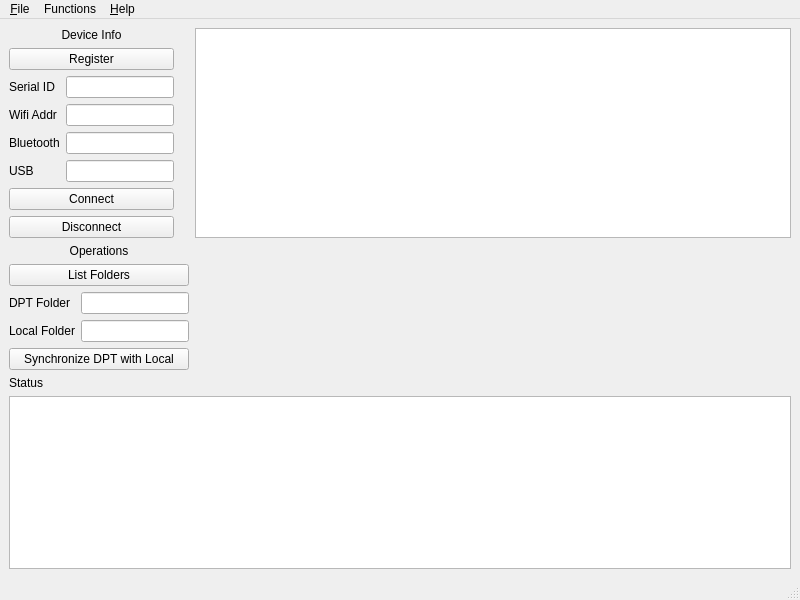
Before: the Qt Designer form ui/MainWindow.ui in weilunhuang-jhu/dptAPP, drawn with Qt 5.
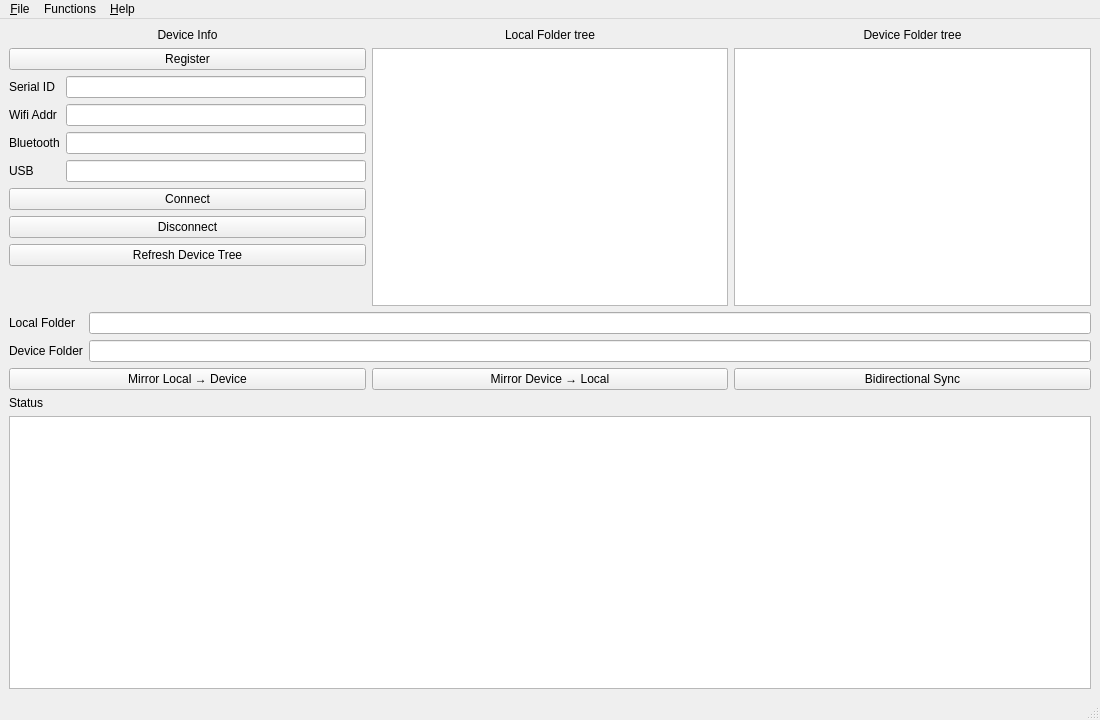
After: the same form once the commit is applied.

Commit message:
Refactor sync into planning/service modules and refresh GUI/docs.
Extract Local↔Device and Zotero mirror flows, add Help/app-config loading,
device delete, background Zotero tree fetch, and unit tests; update README
and UI screenshots.

Patch:
```diff
--- a/ui/MainWindow.ui
+++ b/ui/MainWindow.ui
@@ -6,17 +6,19 @@
    <rect>
     <x>0</x>
     <y>0</y>
-    <width>800</width>
-    <height>600</height>
+    <width>1100</width>
+    <height>720</height>
    </rect>
   </property>
   <property name="windowTitle">
    <string>DPT APP</string>
   </property>
   <widget class="QWidget" name="centralwidget">
-   <layout class="QFormLayout" name="formLayout_3">
-    <item row="0" column="0">
-     <layout class="QVBoxLayout" name="verticalLayout">
+   <layout class="QVBoxLayout" name="verticalLayout_main">
+    <item>
+     <layout class="QHBoxLayout" name="horizontalLayout_top">
+      <item>
+       <layout class="QVBoxLayout" name="verticalLayout_device">
       <item>
        <widget class="QLabel" name="label">
         <property name="text">
@@ -92,71 +94,121 @@
         </property>
        </widget>
       </item>
-     </layout>
-    </item>
-    <item row="0" column="1">
-     <widget class="QTreeView" name="treeView"/>
-    </item>
-    <item row="1" column="0">
-     <layout class="QVBoxLayout" name="verticalLayout_2">
-      <item>
-       <widget class="QLabel" name="label_6">
-        <property name="text">
-         <string>Operations</string>
-        </property>
-        <property name="alignment">
-         <set>Qt::AlignCenter</set>
-        </property>
-       </widget>
-      </item>
       <item>
        <widget class="QPushButton" name="pushButton_listFolders">
         <property name="text">
-         <string>List Folders</string>
+           <string>Refresh Device Tree</string>
         </property>
        </widget>
       </item>
       <item>
-       <layout class="QFormLayout" name="formLayout_2">
+         <spacer name="verticalSpacer_device">
+          <property name="orientation">
+           <enum>Qt::Vertical</enum>
+          </property>
+          <property name="sizeHint" stdset="0">
+           <size>
+            <width>20</width>
+            <height>40</height>
+           </size>
+          </property>
+         </spacer>
+        </item>
+       </layout>
+      </item>
+      <item>
+       <layout class="QVBoxLayout" name="verticalLayout_local_tree">
+        <item>
+         <widget class="QLabel" name="label_local_tree">
+          <property name="text">
+           <string>Local Folder tree</string>
+          </property>
+          <property name="alignment">
+           <set>Qt::AlignCenter</set>
+          </property>
+         </widget>
+        </item>
+        <item>
+         <widget class="QTreeView" name="treeView"/>
+        </item>
+       </layout>
+      </item>
+      <item>
+       <layout class="QVBoxLayout" name="verticalLayout_device_tree">
+        <item>
+         <widget class="QLabel" name="label_device_tree">
+          <property name="text">
+           <string>Device Folder tree</string>
+          </property>
+          <property name="alignment">
+           <set>Qt::AlignCenter</set>
+          </property>
+         </widget>
+        </item>
+        <item>
+         <widget class="QTreeView" name="treeView_device"/>
+        </item>
+       </layout>
+      </item>
+     </layout>
+    </item>
+    <item>
+     <layout class="QFormLayout" name="formLayout_sync">
         <item row="0" column="0">
-         <widget class="QLabel" name="syncFolderLabel">
-          <property name="text">
-           <string>DPT Folder</string>
-          </property>
-         </widget>
-        </item>
-        <item row="0" column="1">
-         <widget class="QLineEdit" name="lineEdit_syncFolderDPT"/>
-        </item>
-        <item row="1" column="0">
          <widget class="QLabel" name="syncFolderLabel_2">
           <property name="text">
            <string>Local Folder</string>
           </property>
          </widget>
         </item>
-        <item row="1" column="1">
+      <item row="0" column="1">
          <widget class="QLineEdit" name="lineEdit_syncFolderLocal"/>
         </item>
-       </layout>
+      <item row="1" column="0">
+       <widget class="QLabel" name="syncFolderLabel">
+        <property name="text">
+         <string>Device Folder</string>
+        </property>
+       </widget>
+      </item>
+      <item row="1" column="1">
+       <widget class="QLineEdit" name="lineEdit_syncFolderDPT"/>
+      </item>
+     </layout>
+    </item>
+    <item>
+     <layout class="QHBoxLayout" name="horizontalLayout_sync_buttons">
+      <item>
+       <widget class="QPushButton" name="pushButton_mirrorLocalToDevice">
+        <property name="text">
+         <string>Mirror Local → Device</string>
+        </property>
+       </widget>
+      </item>
+      <item>
+       <widget class="QPushButton" name="pushButton_mirrorDeviceToLocal">
+        <property name="text">
+         <string>Mirror Device → Local</string>
+        </property>
+       </widget>
       </item>
       <item>
        <widget class="QPushButton" name="pushButton_sync">
         <property name="text">
-         <string>Synchronize DPT with Local</string>
+         <string>Bidirectional Sync</string>
         </property>
        </widget>
       </item>
      </layout>
     </item>
-    <item row="2" column="0">
+    <item>
      <widget class="QLabel" name="label_7">
       <property name="text">
        <string>Status</string>
       </property>
      </widget>
     </item>
-    <item row="3" column="0" colspan="2">
+    <item>
      <widget class="QTextBrowser" name="textBrowser"/>
     </item>
    </layout>
@@ -166,7 +218,7 @@
     <rect>
      <x>0</x>
      <y>0</y>
-     <width>800</width>
+     <width>1100</width>
      <height>22</height>
     </rect>
    </property>
```
Left out of the diff: 6 changed lines with no effect on the pictures. Lines whose indentation alone changed are shown as unchanged. The commit also changes 23 other files.
